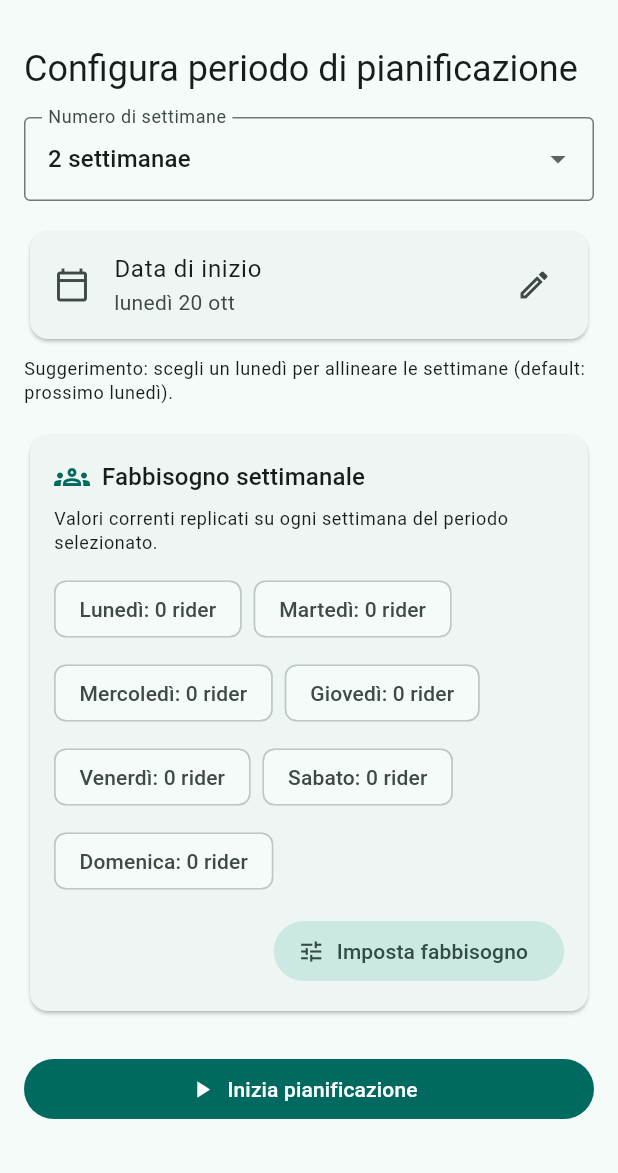
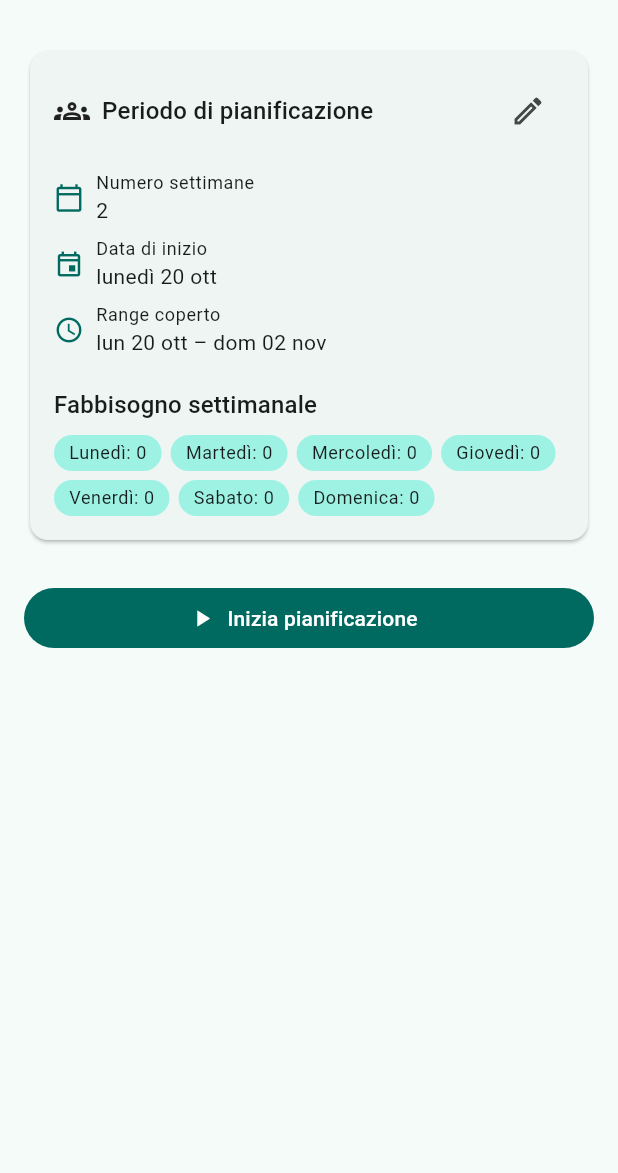
Before and after one commit to leopu00/turni, a Flutter app: the ShiftGenerationPage screen opened directly, on a phone screen of 412 x 824 dp, the part 63-1236 px from its top. Run offline on Flutter 3.47's test engine with Material 3 defaults, Android fonts, the phone set to English and light mode, and no system bars; our stand-ins replace supabase_flutter; accounts and stored records are empty; network calls fail.

Commit message:
feat(boss): add configuration summary screen and compact planning badges

```diff
--- a/lib/pages/shift_generation_page.dart
+++ b/lib/pages/shift_generation_page.dart
@@ -7,6 +7,7 @@ import '../data/repositories/shop_repository.dart';
 import '../data/repositories/weekly_requirements_repository.dart';
 import '../models/supabase/profile.dart';
 import 'manual_shift_results_page.dart';
+import 'shift_generation_config_page.dart';
 
 class ShiftGenerationPage extends StatefulWidget {
   const ShiftGenerationPage({super.key});
@@ -33,7 +34,7 @@ class _ShiftGenerationPageState extends State<ShiftGenerationPage> {
 
   int _weeks = 2;
   int _currentDayIndex = 0;
-  bool _configured = false;
+  bool _planningStarted = false;
 
   List<Profile> _colleagues = const [];
   List<PendingEmployee> _pendingManual = const [];
@@ -114,21 +115,6 @@ class _ShiftGenerationPageState extends State<ShiftGenerationPage> {
   }
 
   void _setDayIndex(int index) => setState(() => _currentDayIndex = index);
-
-  Future<void> _pickStartDate() async {
-    final picked = await showDatePicker(
-      context: context,
-      initialDate: _startDate,
-      firstDate: DateTime.now().subtract(const Duration(days: 1)),
-      lastDate: DateTime.now().add(const Duration(days: 365)),
-      locale: const Locale('it'),
-    );
-    if (picked != null) {
-      setState(() {
-        _startDate = DateTime(picked.year, picked.month, picked.day);
-      });
-    }
-  }
 
   Future<void> _loadWeeklyRequirements(String shopId) async {
     setState(() {
@@ -349,13 +335,60 @@ class _ShiftGenerationPageState extends State<ShiftGenerationPage> {
     setState(() {
       _days = generatedDays;
       _currentDayIndex = 0;
-      _configured = true;
+      _planningStarted = true;
       _dailySelections.removeWhere((key, _) => !validKeys.contains(key));
       for (final day in generatedDays) {
         _ensureDayEntry(day);
       }
       _applyRequirementsToDays();
     });
+  }
+
+  Future<void> _openConfiguration() async {
+    final result = await Navigator.push<ShiftGenerationConfigResult>(
+      context,
+      MaterialPageRoute(
+        builder: (_) => ShiftGenerationConfigPage(
+          initialWeeks: _weeks,
+          initialStartDate: _startDate,
+          initialWeeklyRequirements: List<int>.from(_weeklyRequirements),
+          availableWeeks: _availableWeeks,
+        ),
+      ),
+    );
+
+    if (result == null) return;
+
+    final previousRequirements = List<int>.from(_weeklyRequirements);
+
+    setState(() {
+      _weeks = result.weeks;
+      _startDate = result.startDate;
+      _weeklyRequirements = List<int>.from(result.weeklyRequirements);
+      _planningStarted = false;
+      _days = const [];
+      _currentDayIndex = 0;
+      _requirementsError = null;
+      _applyRequirementsToDays();
+    });
+
+    if (!_weeklyRequirementsEquals(
+      previousRequirements,
+      result.weeklyRequirements,
+    )) {
+      await _saveWeeklyRequirements(
+        newValues: List<int>.from(result.weeklyRequirements),
+        previousValues: previousRequirements,
+      );
+    }
+  }
+
+  bool _weeklyRequirementsEquals(List<int> a, List<int> b) {
+    if (a.length != b.length) return false;
+    for (var i = 0; i < a.length; i++) {
+      if (a[i] != b[i]) return false;
+    }
+    return true;
   }
 
   void _ensureDayEntry(DateTime day) {
@@ -370,8 +403,7 @@ class _ShiftGenerationPageState extends State<ShiftGenerationPage> {
   String _weekdayLabelForIndex(int index) {
     final base = DateTime(2024, 1, 1).add(Duration(days: index));
     final raw = _weekdayFmt.format(base);
-    final label = toBeginningOfSentenceCase(raw);
-    return label ?? raw;
+    return toBeginningOfSentenceCase(raw)!;
   }
 
   void _applyRequirementsToDays() {
@@ -457,12 +489,14 @@ class _ShiftGenerationPageState extends State<ShiftGenerationPage> {
   Widget build(BuildContext context) {
     return Scaffold(
       appBar: AppBar(title: const Text('Generazione turni manuale')),
-      body: _configured
+      body: SafeArea(
+        child: _planningStarted
             ? Padding(
                 padding: const EdgeInsets.all(16),
                 child: _buildPlanningContent(context),
               )
-          : _buildConfigurationForm(context),
+            : _buildPlanningSummary(context),
+      ),
     );
   }
 
@@ -470,7 +504,9 @@ class _ShiftGenerationPageState extends State<ShiftGenerationPage> {
     if (_days.isEmpty) {
       return Center(
         child: TextButton.icon(
-          onPressed: () => setState(() => _configured = false),
+          onPressed: () => setState(() {
+            _planningStarted = false;
+          }),
           icon: const Icon(Icons.settings),
           label: const Text('Configura periodo'),
         ),
@@ -503,7 +539,11 @@ class _ShiftGenerationPageState extends State<ShiftGenerationPage> {
         ? requirement - selectedCount
         : 0;
 
-    return Column(
+    final bottomInset = MediaQuery.of(context).viewPadding.bottom;
+
+    return SingleChildScrollView(
+      padding: EdgeInsets.only(bottom: bottomInset > 0 ? bottomInset + 16 : 16),
+      child: Column(
         crossAxisAlignment: CrossAxisAlignment.start,
         children: [
           if (_saving) const LinearProgressIndicator(),
@@ -529,7 +569,7 @@ class _ShiftGenerationPageState extends State<ShiftGenerationPage> {
           Align(
             alignment: Alignment.centerRight,
             child: TextButton.icon(
-            onPressed: () => setState(() => _configured = false),
+              onPressed: _openConfiguration,
               icon: const Icon(Icons.edit_outlined),
               label: const Text('Modifica periodo'),
             ),
@@ -610,7 +650,7 @@ class _ShiftGenerationPageState extends State<ShiftGenerationPage> {
             ),
           ),
           const SizedBox(height: 12),
-        Expanded(child: _buildEmployeeChecklist(currentDay)),
+          _buildEmployeeChecklist(currentDay),
           const SizedBox(height: 12),
           Row(
             mainAxisAlignment: MainAxisAlignment.spaceBetween,
@@ -653,69 +693,109 @@ class _ShiftGenerationPageState extends State<ShiftGenerationPage> {
               ),
             ),
         ],
+      ),
     );
   }
 
-  Set<int> _satisfiedDayIndexes() {
-    final indexes = <int>{};
-    for (var i = 0; i < _days.length; i++) {
-      final day = _days[i];
-      final requirement = _requirementFor(day);
-      if (requirement <= 0) continue;
-      final selected = _dailySelections[_dayKey(day)]?.length ?? 0;
-      if (selected >= requirement) {
-        indexes.add(i);
-      }
-    }
-    return indexes;
-  }
+  Widget _buildPlanningSummary(BuildContext context) {
+    final theme = Theme.of(context);
+    final bottomSafe = MediaQuery.of(context).viewPadding.bottom;
+    final weeks = _weeks <= 0 ? 1 : _weeks;
+    final totalDays = weeks * 7;
 
-  Widget _buildConfigurationForm(BuildContext context) {
+    final startLocal = DateTime(
+      _startDate.year,
+      _startDate.month,
+      _startDate.day,
+    );
+    final utcStart = DateTime.utc(
+      startLocal.year,
+      startLocal.month,
+      startLocal.day,
+    );
+    final utcEnd = utcStart.add(Duration(days: totalDays - 1));
+    final endLocal = DateTime(utcEnd.year, utcEnd.month, utcEnd.day);
+
+    final rangeFormatter = DateFormat('EEE dd MMM', 'it_IT');
+    final periodText =
+        '${rangeFormatter.format(startLocal)} – ${rangeFormatter.format(endLocal)}';
+
+    final requirementBadges = List<Widget>.generate(7, (index) {
+      final label = _weekdayLabelForIndex(index);
+      final value = _weeklyRequirements[index];
+      return _RequirementBadge(text: '$label: $value');
+    });
+
     return ListView(
+      padding: EdgeInsets.fromLTRB(
+        16,
+        16,
+        16,
+        bottomSafe > 0 ? bottomSafe + 16 : 16,
+      ),
+      children: [
+        Card(
+          child: Padding(
             padding: const EdgeInsets.all(16),
+            child: Column(
+              crossAxisAlignment: CrossAxisAlignment.start,
               children: [
-        Text(
-          'Configura periodo di pianificazione',
-          style: Theme.of(context).textTheme.headlineSmall,
+                Row(
+                  children: [
+                    const Icon(Icons.groups_outlined),
+                    const SizedBox(width: 8),
+                    Expanded(
+                      child: Text(
+                        'Periodo di pianificazione',
+                        style: theme.textTheme.titleMedium,
+                        maxLines: 1,
+                        overflow: TextOverflow.ellipsis,
+                      ),
+                    ),
+                    IconButton(
+                      tooltip: 'Modifica configurazione',
+                      icon: const Icon(Icons.edit_outlined),
+                      onPressed: _openConfiguration,
+                    ),
+                  ],
+                ),
+                const SizedBox(height: 12),
+                _SummaryRow(
+                  icon: Icons.calendar_today_outlined,
+                  label: 'Numero settimane',
+                  value: '$weeks',
+                ),
+                _SummaryRow(
+                  icon: Icons.event_outlined,
+                  label: 'Data di inizio',
+                  value: _dayFmt.format(startLocal),
+                ),
+                _SummaryRow(
+                  icon: Icons.schedule_outlined,
+                  label: 'Range coperto',
+                  value: periodText,
                 ),
                 const SizedBox(height: 16),
-        DropdownButtonFormField<int>(
-          initialValue: _weeks,
-          decoration: const InputDecoration(
-            labelText: 'Numero di settimane',
-            border: OutlineInputBorder(),
+                Text(
+                  'Fabbisogno settimanale',
+                  style: theme.textTheme.titleMedium,
                 ),
-          items: _availableWeeks
-              .map(
-                (w) => DropdownMenuItem(
-                  value: w,
-                  child: Text('$w settimana${w > 1 ? 'e' : ''}'),
-                ),
-              )
-              .toList(),
-          onChanged: (value) {
-            if (value != null) {
-              setState(() => _weeks = value);
-            }
-          },
-        ),
-        const SizedBox(height: 16),
-        Card(
-          child: ListTile(
-            leading: const Icon(Icons.calendar_today_outlined),
-            title: const Text('Data di inizio'),
-            subtitle: Text(_dayFmt.format(_startDate)),
-            trailing: const Icon(Icons.edit_outlined),
-            onTap: _pickStartDate,
+                const SizedBox(height: 8),
+                Wrap(spacing: 6, runSpacing: 6, children: requirementBadges),
+                if (_requirementsError != null)
+                  Padding(
+                    padding: const EdgeInsets.only(top: 12),
+                    child: Text(
+                      _requirementsError!,
+                      style: theme.textTheme.bodySmall?.copyWith(
+                        color: theme.colorScheme.error,
                       ),
                     ),
-        const SizedBox(height: 8),
-        Text(
-          'Suggerimento: scegli un lunedì per allineare le settimane (default: prossimo lunedì).',
-          style: Theme.of(context).textTheme.bodySmall,
                   ),
-        const SizedBox(height: 16),
-        _buildRequirementSummaryCard(context),
+              ],
+            ),
+          ),
+        ),
         const SizedBox(height: 24),
         FilledButton.icon(
           icon: const Icon(Icons.play_arrow),
@@ -732,92 +812,25 @@ class _ShiftGenerationPageState extends State<ShiftGenerationPage> {
             padding: const EdgeInsets.only(top: 12),
             child: Text(
               'Errore caricando i dipendenti: $_colleaguesError',
-              style: TextStyle(color: Theme.of(context).colorScheme.error),
+              style: TextStyle(color: theme.colorScheme.error),
             ),
           ),
       ],
     );
   }
 
-  Widget _buildRequirementSummaryCard(BuildContext context) {
-    final theme = Theme.of(context);
-    final canEdit =
-        _shopId != null && !_requirementsLoading && !_requirementsSaving;
-    final showProgress = _requirementsLoading || _requirementsSaving;
-
-    return Card(
-      child: Padding(
-        padding: const EdgeInsets.all(16),
-        child: Column(
-          crossAxisAlignment: CrossAxisAlignment.start,
-          children: [
-            Row(
-              children: [
-                Icon(Icons.groups_outlined, color: theme.colorScheme.primary),
-                const SizedBox(width: 8),
-                Expanded(
-                  child: Text(
-                    'Fabbisogno settimanale',
-                    style: theme.textTheme.titleMedium,
-                  ),
-                ),
-              ],
-            ),
-            if (showProgress) ...[
-              const SizedBox(height: 8),
-              const LinearProgressIndicator(),
-            ],
-            const SizedBox(height: 8),
-            Text(
-              'Valori correnti replicati su ogni settimana del periodo selezionato.',
-              style: theme.textTheme.bodySmall,
-            ),
-            const SizedBox(height: 12),
-            Wrap(
-              spacing: 8,
-              runSpacing: 8,
-              children: List.generate(7, (index) {
-                final label = _weekdayLabelForIndex(index);
-                final value = _weeklyRequirements[index];
-                return Chip(label: Text('$label: $value rider'));
-              }),
-            ),
-            if (_requirementsError != null) ...[
-              const SizedBox(height: 12),
-              Text(
-                _requirementsError!,
-                style: theme.textTheme.bodySmall?.copyWith(
-                  color: theme.colorScheme.error,
-                ),
-              ),
-              if (_shopId != null)
-                Align(
-                  alignment: Alignment.centerRight,
-                  child: TextButton.icon(
-                    onPressed: () {
-                      final shopId = _shopId;
-                      if (shopId != null) {
-                        _loadWeeklyRequirements(shopId);
+  Set<int> _satisfiedDayIndexes() {
+    final indexes = <int>{};
+    for (var i = 0; i < _days.length; i++) {
+      final day = _days[i];
+      final requirement = _requirementFor(day);
+      if (requirement <= 0) continue;
+      final selected = _dailySelections[_dayKey(day)]?.length ?? 0;
+      if (selected >= requirement) {
+        indexes.add(i);
       }
-                    },
-                    icon: const Icon(Icons.refresh),
-                    label: const Text('Riprova'),
-                  ),
-                ),
-            ],
-            const SizedBox(height: 12),
-            Align(
-              alignment: Alignment.centerRight,
-              child: FilledButton.tonalIcon(
-                onPressed: canEdit ? _openRequirementEditor : null,
-                icon: const Icon(Icons.tune),
-                label: const Text('Imposta fabbisogno'),
-              ),
-            ),
-          ],
-        ),
-      ),
-    );
+    }
+    return indexes;
   }
 
   Widget _buildEmployeeChecklist(DateTime day) {
@@ -845,6 +858,8 @@ class _ShiftGenerationPageState extends State<ShiftGenerationPage> {
     final selected = _dailySelections[key] ?? <String>{};
 
     return ListView(
+      shrinkWrap: true,
+      physics: const NeverScrollableScrollPhysics(),
       children: [
         Text(
           'Dipendenti registrati',
@@ -912,6 +927,60 @@ class _ShiftGenerationPageState extends State<ShiftGenerationPage> {
     final username = profile.username?.trim();
     if (username != null && username.isNotEmpty) return username;
     return profile.email;
+  }
+}
+
+class _SummaryRow extends StatelessWidget {
+  const _SummaryRow({
+    required this.icon,
+    required this.label,
+    required this.value,
+  });
+
+  final IconData icon;
+  final String label;
+  final String value;
+
+  @override
+  Widget build(BuildContext context) {
+    final theme = Theme.of(context);
+    return Padding(
+      padding: const EdgeInsets.symmetric(vertical: 4),
+      child: Row(
+        children: [
+          Icon(icon, size: 20, color: theme.colorScheme.primary),
+          const SizedBox(width: 8),
+          Expanded(
+            child: Column(
+              crossAxisAlignment: CrossAxisAlignment.start,
+              children: [
+                Text(label, style: theme.textTheme.bodySmall),
+                Text(value, style: theme.textTheme.bodyMedium),
+              ],
+            ),
+          ),
+        ],
+      ),
+    );
+  }
+}
+
+class _RequirementBadge extends StatelessWidget {
+  const _RequirementBadge({required this.text});
+
+  final String text;
+
+  @override
+  Widget build(BuildContext context) {
+    final theme = Theme.of(context);
+    return Container(
+      padding: const EdgeInsets.symmetric(horizontal: 10, vertical: 4),
+      decoration: BoxDecoration(
+        color: theme.colorScheme.primaryContainer,
+        borderRadius: BorderRadius.circular(12),
+      ),
+      child: Text(text, style: theme.textTheme.bodySmall),
+    );
   }
 }
 
```
Also changed, not shown: lib/pages/login_page.dart (+45 -2 lines), lib/pages/shift_generation_config_page.dart (added, +227 -0 lines). Lines whose indentation alone changed are shown as unchanged.
